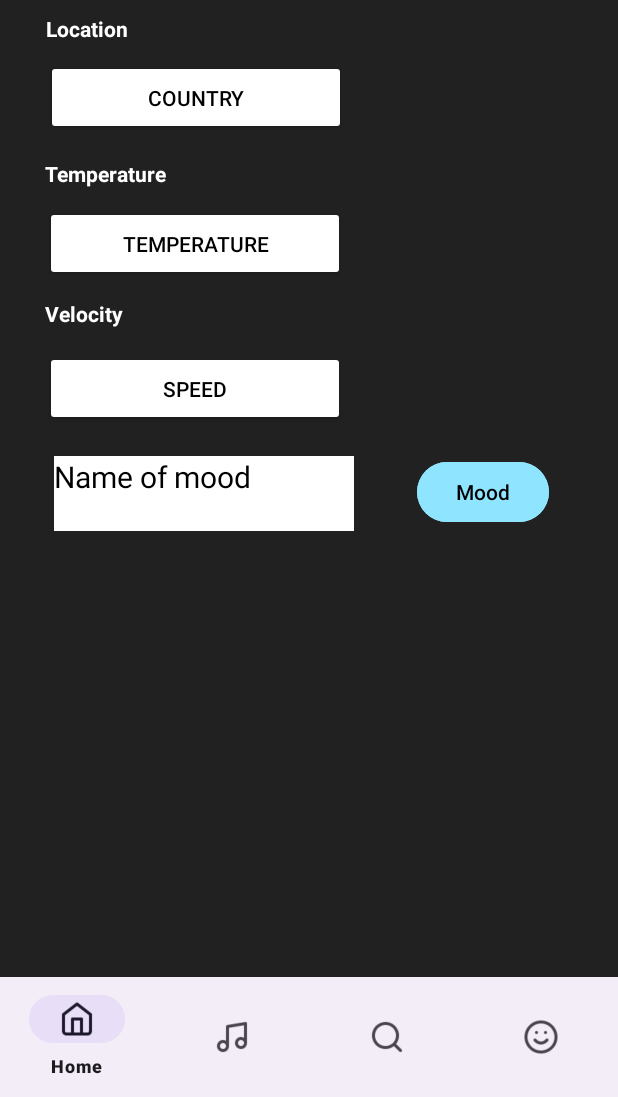
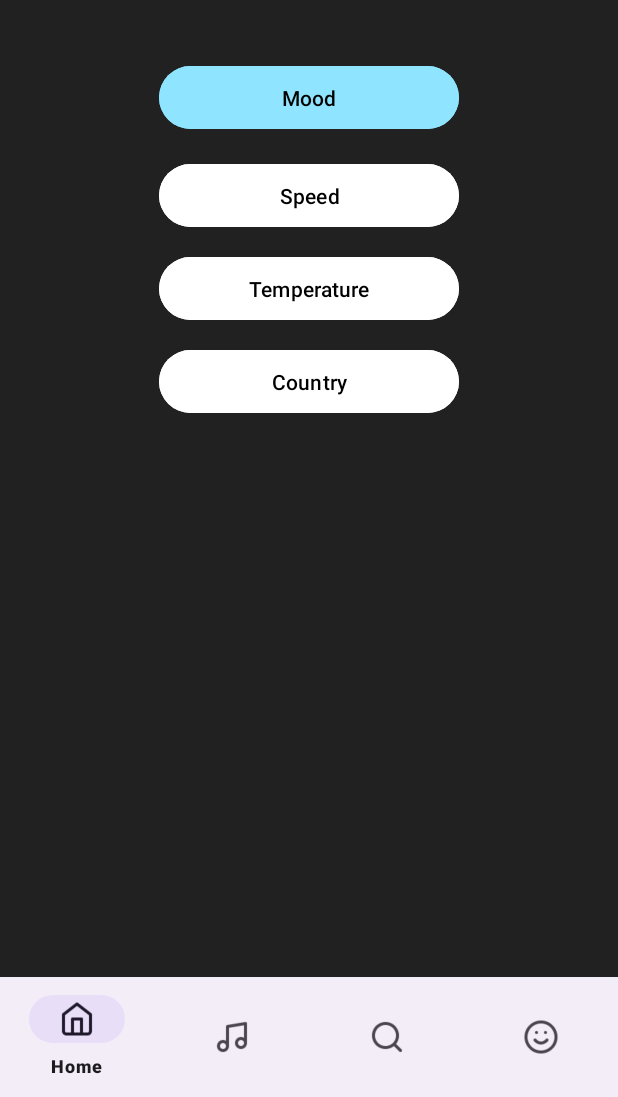
Before and after one commit to txl-sammi/soundsense, an Android app: the HomeFragment screen opened directly, with no data from a screen before it, on a phone screen of 412 x 824 dp, the part 139-1236 px from its top. Run offline under Robolectric (Android 15) with nearby library versions, the phone set to English and light mode, and no system bars; our stand-ins replace Firebase (no records; nobody signed in at launch, a user with empty details on screens opened directly), Volley; 1 statement that could not run was skipped.

Commit message:
Implement the functionality generating user's mood in terms of sensor data

```diff
--- a/app/src/main/java/com/example/soundsenseapp/HomeFragment.java
+++ b/app/src/main/java/com/example/soundsenseapp/HomeFragment.java
@@ -11,7 +11,6 @@ import android.view.LayoutInflater;
 import android.view.View;
 import android.view.ViewGroup;
 import android.widget.Button;
-import android.widget.TextView;
 import android.widget.Toast;
 
 import androidx.annotation.NonNull;
@@ -24,7 +23,6 @@ import com.android.volley.Request;
 import com.android.volley.RequestQueue;
 import com.android.volley.toolbox.JsonObjectRequest;
 import com.android.volley.toolbox.Volley;
-import com.example.soundsenseapp.Spotify.SongFormat;
 import com.example.soundsenseapp.data.sensorData.Accelerometer;
 import com.example.soundsenseapp.data.sensorData.GPSLocation;
 import com.example.soundsenseapp.data.sensorData.Temperature;
@@ -36,9 +34,6 @@ import org.json.JSONException;
 import org.json.JSONObject;
 
 import java.io.IOException;
-import java.util.ArrayList;
-import java.util.concurrent.ExecutorService;
-import java.util.concurrent.Executors;
 
 public class HomeFragment extends Fragment implements Temperature.TemperatureListener, Accelerometer.AccelerometerListener, GPSLocation.LocationListener {
 
@@ -51,14 +46,10 @@ public class HomeFragment extends Fragment implements Temperature.TemperatureLis
     private Button temperatureButton;
     private Button speedButton;
     private Button moodButton;
-    private TextView moodTextView;
 
     private Temperature temperatureSensor;
     private Accelerometer accelerometer;
     private GPSLocation gpsLocation;
-
-    private ArrayList<SongFormat> songList = new ArrayList<>();
-    private ExecutorService executor = Executors.newSingleThreadExecutor();
 
     public HomeFragment() throws JSONException, IOException {
     }
@@ -81,7 +72,6 @@ public class HomeFragment extends Fragment implements Temperature.TemperatureLis
             temperatureButton = view.findViewById(R.id.temperature_button);
             speedButton = view.findViewById(R.id.speed_button);
             moodButton = view.findViewById(R.id.mood_button);
-            moodTextView = view.findViewById(R.id.app_name2);
 
             gpsLocation = new GPSLocation(requireActivity(), this);
 
@@ -205,7 +195,7 @@ public class HomeFragment extends Fragment implements Temperature.TemperatureLis
                                 .getJSONObject(0)
                                 .getJSONObject("message")
                                 .getString("content");
-                        moodTextView.setText("Mood is: " + moodWord.trim());
+                        moodButton.setText("Mood is " + moodWord.trim());
                     } catch (Exception e) {
                         Log.e("HomeFragment", "Error parsing response: " + e.getMessage());
                     }
--- a/app/src/main/res/layout/fragment_home.xml
+++ b/app/src/main/res/layout/fragment_home.xml
@@ -10,12 +10,12 @@
         android:id="@+id/logoutButton"
         android:layout_width="wrap_content"
         android:layout_height="wrap_content"
+        android:layout_margin="5dp"
         android:backgroundTint="@color/blue"
         android:text="Logout"
         android:textColor="@color/black"
         app:layout_constraintEnd_toEndOf="parent"
-        app:layout_constraintTop_toTopOf="parent"
-        android:layout_margin="5dp" />
+        app:layout_constraintTop_toTopOf="parent" />
 
     <TextView
         android:id="@+id/app_name"
@@ -30,105 +30,51 @@
         app:layout_constraintStart_toStartOf="parent"
         app:layout_constraintTop_toTopOf="parent" />
 
-    <!-- Adjust marginTop to 0dp -->
-
-    <TextView
-        android:id="@+id/app_name2"
+    <Button
+        android:id="@+id/mood_button"
         android:layout_width="200dp"
         android:layout_height="50dp"
-        android:layout_marginStart="36dp"
-        android:layout_marginTop="20dp"
-        android:background="@color/white"
-        android:text="@string/name_of_mood"
+        android:layout_marginTop="40dp"
+        android:backgroundTint="@color/blue"
+        android:text="@string/mood"
         android:textColor="@android:color/black"
-        android:textSize="20sp"
+        app:layout_constraintEnd_toEndOf="parent"
+        app:layout_constraintStart_toStartOf="parent"
+        app:layout_constraintTop_toBottomOf="@+id/app_name" />
+
+    <Button
+        android:id="@+id/speed_button"
+        android:layout_width="200dp"
+        android:layout_height="50dp"
+        android:layout_marginTop="15dp"
+        android:backgroundTint="@color/white"
+        android:text="Speed"
+        android:textColor="@android:color/black"
+        app:layout_constraintEnd_toEndOf="parent"
+        app:layout_constraintStart_toStartOf="parent"
+        app:layout_constraintTop_toBottomOf="@+id/mood_button" />
+
+    <Button
+        android:id="@+id/temperature_button"
+        android:layout_width="200dp"
+        android:layout_height="50dp"
+        android:layout_marginTop="12dp"
+        android:backgroundTint="@color/white"
+        android:text="Temperature"
+        android:textColor="@android:color/black"
+        app:layout_constraintEnd_toEndOf="parent"
         app:layout_constraintStart_toStartOf="parent"
         app:layout_constraintTop_toBottomOf="@+id/speed_button" />
 
     <Button
-        android:id="@+id/mood_button"
-        android:layout_width="wrap_content"
-        android:layout_height="wrap_content"
-        android:layout_marginStart="8dp"
-        android:backgroundTint="@color/blue"
-        android:text="@string/mood"
-        android:textColor="@color/black"
-        app:layout_constraintEnd_toEndOf="parent"
-        app:layout_constraintHorizontal_bias="0.425"
-        app:layout_constraintStart_toEndOf="@id/app_name2"
-        app:layout_constraintTop_toTopOf="@id/app_name2" />
-
-    <android.widget.Button
         android:id="@+id/country_button"
         android:layout_width="200dp"
         android:layout_height="50dp"
-        android:layout_marginTop="40dp"
+        android:layout_marginTop="12dp"
+        android:backgroundTint="@color/white"
         android:text="Country"
-        android:backgroundTint="@color/white"
         android:textColor="@android:color/black"
         app:layout_constraintEnd_toEndOf="parent"
-        app:layout_constraintHorizontal_bias="0.145"
         app:layout_constraintStart_toStartOf="parent"
-        app:layout_constraintTop_toBottomOf="@id/app_name" />
-
-    <android.widget.Button
-        android:id="@+id/speed_button"
-        android:layout_width="200dp"
-        android:layout_height="50dp"
-        android:layout_marginTop="15dp"
-        android:text="Speed"
-        android:backgroundTint="@color/white"
-        android:textColor="@android:color/black"
-        app:layout_constraintEnd_toEndOf="parent"
-        app:layout_constraintHorizontal_bias="0.142"
-        app:layout_constraintStart_toStartOf="parent"
-        app:layout_constraintTop_toBottomOf="@+id/textView3" />
-
-    <android.widget.Button
-        android:id="@+id/temperature_button"
-        android:layout_width="200dp"
-        android:layout_height="50dp"
-        android:layout_marginTop="12dp"
-        android:text="Temperature"
-        android:backgroundTint="@color/white"
-        android:textColor="@android:color/black"
-        app:layout_constraintEnd_toEndOf="parent"
-        app:layout_constraintHorizontal_bias="0.142"
-        app:layout_constraintStart_toStartOf="parent"
-        app:layout_constraintTop_toBottomOf="@+id/textView2" />
-
-    <TextView
-        android:id="@+id/textView"
-        android:layout_width="147dp"
-        android:layout_height="21dp"
-        android:text="Location"
-        android:textColor="@color/white"
-        android:textStyle="bold"
-        app:layout_constraintBottom_toTopOf="@+id/country_button"
-        app:layout_constraintStart_toStartOf="@+id/country_button"
-        app:layout_constraintTop_toBottomOf="@+id/app_name" />
-
-    <TextView
-        android:id="@+id/textView2"
-        android:layout_width="146dp"
-        android:layout_height="19dp"
-        android:layout_marginTop="16dp"
-        android:text="Temperature"
-        android:textColor="@color/white"
-        android:textStyle="bold"
-        app:layout_constraintStart_toStartOf="@+id/temperature_button"
-        app:layout_constraintTop_toBottomOf="@+id/country_button" />
-
-    <TextView
-        android:id="@+id/textView3"
-        android:layout_width="200dp"
-        android:layout_height="wrap_content"
-        android:layout_marginStart="30dp"
-        android:layout_marginTop="12dp"
-        android:text="Velocity"
-        android:textStyle="bold"
-        android:textColor="@color/white"
-        app:layout_constraintStart_toStartOf="parent"
-        app:layout_constraintTop_toBottomOf="@+id/temperature_button" />
-
+        app:layout_constraintTop_toBottomOf="@id/temperature_button" />
 </androidx.constraintlayout.widget.ConstraintLayout>
```
